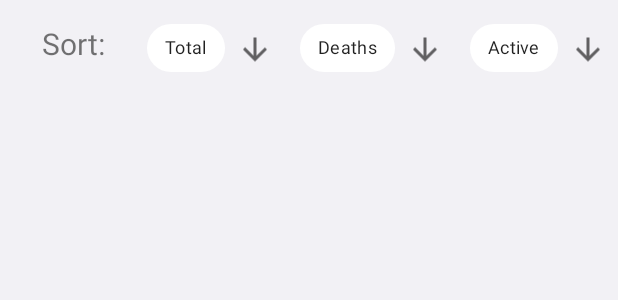
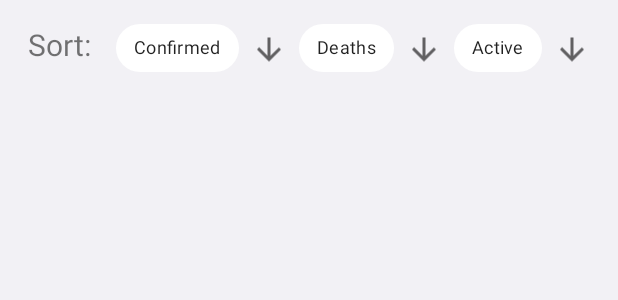
Before and after one commit to jsanyam123/Covid-19-tracker-app, an Android app: the layout fragment_country.xml on its own in the app's theme, with its tools: preview values and no code run, on a phone screen of 412 x 824 dp. Shown: the top 300 px of the screen. Run offline under Robolectric (Android 15) with nearby library versions, the phone set to English and light mode, and no system bars; plain views replace ShimmerRecyclerView; Roboto replaces fonts that are not available here.

```diff
--- a/app/src/main/java/com/example/vCovid/adapters/FavoriteCountryAdapter.kt
+++ b/app/src/main/java/com/example/vCovid/adapters/FavoriteCountryAdapter.kt
@@ -23,10 +23,8 @@ class FavoriteCountryAdapter: RecyclerView.Adapter<FavoriteCountryAdapter.MyView
         fun bind(favouriteCountryModel: FavouriteCountryModel) {
             val favCountry = stringToCountry(favouriteCountryModel.details)
             binding.favoritesCountry = favCountry
-
             var url = "https://www.countryflags.io/"+favCountry.countryCode+"/flat/64.png"
             NetworkHandler.FetchFlag(binding.imageViewFlagFav,url).execute()
-
             binding.executePendingBindings()
         }
 
--- a/app/src/main/java/com/example/vCovid/adapters/StatesAdapter.kt
+++ b/app/src/main/java/com/example/vCovid/adapters/StatesAdapter.kt
@@ -4,17 +4,12 @@ import android.view.LayoutInflater
 import android.view.ViewGroup
 import androidx.recyclerview.widget.DiffUtil
 import androidx.recyclerview.widget.RecyclerView
-import com.example.vCovid.data.NetworkHandler
-import com.example.vCovid.databinding.CountryRowLayoutBinding
 import com.example.vCovid.databinding.StatesRowLayoutBinding
 import com.example.vCovid.models.statesData.Regional
-import com.example.vCovid.models.summary.Country
 import com.example.vCovid.util.CountryDiffUtil
 
 class StatesAdapter : RecyclerView.Adapter<StatesAdapter.MyViewHolder>() {
-
     private var states = emptyList<Regional>()
-
     class MyViewHolder(private val binding: StatesRowLayoutBinding) :
         RecyclerView.ViewHolder(binding.root) {
 
@@ -41,7 +36,6 @@ class StatesAdapter : RecyclerView.Adapter<StatesAdapter.MyViewHolder>() {
 
     override fun onBindViewHolder(holder: MyViewHolder, position: Int) {
         val currentState = states[position]
-
         holder.bind(currentState)
     }
 
--- a/app/src/main/java/com/example/vCovid/bindingadapters/FavoriteCountryBinding.kt
+++ b/app/src/main/java/com/example/vCovid/bindingadapters/FavoriteCountryBinding.kt
@@ -9,12 +9,9 @@ import com.example.vCovid.models.FavouriteCountryModel
 import com.example.vCovid.adapters.FavoriteCountryAdapter
 import com.example.vCovid.util.NetworkResult
 
-
 // To use binding adapters for favourite country layout file
 class FavoriteCountryBinding {
-
     companion object {
-
         @BindingAdapter("setData", "setFavcountries", requireAll = false)
         @JvmStatic
         fun setDataAndViewVisibility(
@@ -22,7 +19,6 @@ class FavoriteCountryBinding {
             mAdapter: FavoriteCountryAdapter?,
             favCountries : NetworkResult<List<FavouriteCountryModel>>
         ) {
-
             var favCountriesList = favCountries.data
             if (favCountriesList.isNullOrEmpty()) {
                 when (view) {
@@ -51,7 +47,6 @@ class FavoriteCountryBinding {
                 }
             }
         }
-
     }
 
 }
--- a/app/src/main/java/com/example/vCovid/data/network/IndianStatesAPI.kt
+++ b/app/src/main/java/com/example/vCovid/data/network/IndianStatesAPI.kt
@@ -1,7 +1,6 @@
 package com.example.vCovid.data.network
 
 import com.example.vCovid.models.statesData.StatesIndia
-import okhttp3.ResponseBody
 import retrofit2.Response
 import retrofit2.http.GET
 
--- a/app/src/main/java/com/example/vCovid/ui/fragments/country/CountryFragment.kt
+++ b/app/src/main/java/com/example/vCovid/ui/fragments/country/CountryFragment.kt
@@ -56,7 +56,7 @@ class CountryFragment : Fragment(), SearchView.OnQueryTextListener {
     private fun handleChipRequest(checkedId:Int){
         val checkedChipId = binding.chipGroup.findViewById<Chip>(checkedId)
         when(checkedChipId!!.text.toString()) {
-            "Total" -> {
+            "Confirmed" -> {
                 if(binding.chip1Img.visibility == View.GONE)
                 {
                     binding.chip1Img.visibility = View.VISIBLE
--- a/app/src/main/res/layout/fragment_country.xml
+++ b/app/src/main/res/layout/fragment_country.xml
@@ -34,26 +34,28 @@
             android:id="@+id/textView"
             android:layout_width="wrap_content"
             android:layout_height="wrap_content"
-            android:layout_marginStart="8dp"
+            android:layout_marginStart="2dp"
             android:layout_marginTop="8dp"
-            android:layout_marginEnd="8dp"
             android:layout_marginBottom="8dp"
             android:text="Sort:"
             android:textSize="20dp"
             app:layout_constraintBottom_toTopOf="@+id/countriesRecyclerView"
             app:layout_constraintEnd_toStartOf="@+id/chipGroup"
+            app:layout_constraintHorizontal_bias="0.0"
             app:layout_constraintStart_toStartOf="parent"
-            app:layout_constraintTop_toTopOf="parent" />
+            app:layout_constraintTop_toTopOf="parent"
+            app:layout_constraintVertical_bias="0.533" />
 
         <com.google.android.material.chip.ChipGroup
             android:id="@+id/chipGroup"
-            android:layout_width="wrap_content"
+            android:layout_width="314dp"
             android:layout_height="wrap_content"
             android:layout_marginTop="8dp"
-            android:layout_marginEnd="8dp"
+            android:layout_marginEnd="4dp"
             android:orientation="vertical"
             app:layout_constraintBottom_toTopOf="@+id/countriesRecyclerView"
             app:layout_constraintEnd_toEndOf="parent"
+            app:layout_constraintStart_toEndOf="@+id/textView"
             app:layout_constraintTop_toTopOf="parent"
             app:singleLine="true"
             app:singleSelection="true">
@@ -64,11 +66,11 @@
                 android:layout_width="wrap_content"
                 android:layout_height="wrap_content"
                 android:checked="false"
-                android:text="Total"
+                android:text="Confirmed"
                 android:textSize="12sp"
-                app:chipStrokeColor="@color/colorPrimary"
                 android:visibility="visible"
-                app:chipBackgroundColor="@color/white" />
+                app:chipBackgroundColor="@color/white"
+                app:chipStrokeColor="@color/colorPrimary" />
 
             <com.google.android.material.chip.Chip
                 android:id="@+id/chip_2"
@@ -76,7 +78,7 @@
                 android:layout_width="wrap_content"
                 android:layout_height="wrap_content"
                 android:checked="false"
-                android:text="Total"
+                android:text="Confirmed"
                 android:textSize="12sp"
                 android:visibility="gone"
                 app:chipBackgroundColor="@color/white" />
@@ -84,19 +86,16 @@
             <ImageView
                 android:id="@+id/chip1Img"
                 android:layout_width="24dp"
-                android:layout_marginEnd="10dp"
                 android:layout_height="50dp"
-                app:srcCompat="@drawable/ic_baseline_arrow_downward_24"
                 android:visibility="visible"
-                />
+                app:srcCompat="@drawable/ic_baseline_arrow_downward_24" />
 
             <ImageView
                 android:id="@+id/chip2Img"
                 android:layout_width="24dp"
                 android:layout_height="50dp"
-                android:layout_marginEnd="10dp"
+                android:visibility="gone"
                 app:srcCompat="@drawable/ic_arrow_upward"
-                android:visibility="gone"
 
                 />
 
@@ -127,20 +126,18 @@
                 android:id="@+id/chip3Img"
                 android:layout_width="24dp"
                 android:layout_height="50dp"
-                android:layout_marginEnd="10dp"
-                app:srcCompat="@drawable/ic_baseline_arrow_downward_24"
                 android:visibility="visible"
-                />
+                app:srcCompat="@drawable/ic_baseline_arrow_downward_24" />
 
             <ImageView
                 android:id="@+id/chip4Img"
                 android:layout_width="24dp"
                 android:layout_height="50dp"
-                android:layout_marginEnd="10dp"
+                android:visibility="gone"
                 app:srcCompat="@drawable/ic_arrow_upward"
-                android:visibility="gone"
 
                 />
+
             <com.google.android.material.chip.Chip
                 android:id="@+id/chip_5"
                 style="@style/Widget.MaterialComponents.Chip.Choice"
@@ -151,7 +148,6 @@
                 android:textSize="12sp"
                 android:visibility="visible"
                 app:chipBackgroundColor="@color/white" />
-
 
 
             <com.google.android.material.chip.Chip
@@ -169,19 +165,15 @@
                 android:id="@+id/chip5Img"
                 android:layout_width="24dp"
                 android:layout_height="50dp"
-                android:layout_marginEnd="10dp"
-                app:srcCompat="@drawable/ic_baseline_arrow_downward_24"
                 android:visibility="visible"
-                />
+                app:srcCompat="@drawable/ic_baseline_arrow_downward_24" />
 
             <ImageView
                 android:id="@+id/chip6Img"
                 android:layout_width="24dp"
                 android:layout_height="50dp"
-                android:layout_marginEnd="10dp"
-                app:srcCompat="@drawable/ic_arrow_upward"
                 android:visibility="gone"
-                />
+                app:srcCompat="@drawable/ic_arrow_upward" />
 
 
         </com.google.android.material.chip.ChipGroup>
```
Also changed, not shown: app/src/main/java/com/example/vCovid/adapters/CountriesAdapter.kt (+0 -21 lines), app/src/main/java/com/example/vCovid/bindingadapters/CountryRowBinding.kt (+0 -12 lines), app/src/main/java/com/example/vCovid/bindingadapters/DetailsActivityBinding.kt (+0 -16 lines), app/src/main/java/com/example/vCovid/bindingadapters/FavoriteCountryRowBinding.kt (+0 -22 lines), app/src/main/java/com/example/vCovid/data/Databasehandler.kt (+3 -36 lines), app/src/main/java/com/example/vCovid/data/NetworkHandler.kt (+5 -80 lines), app/src/main/java/com/example/vCovid/data/network/CovidApi.kt (+0 -12 lines).
